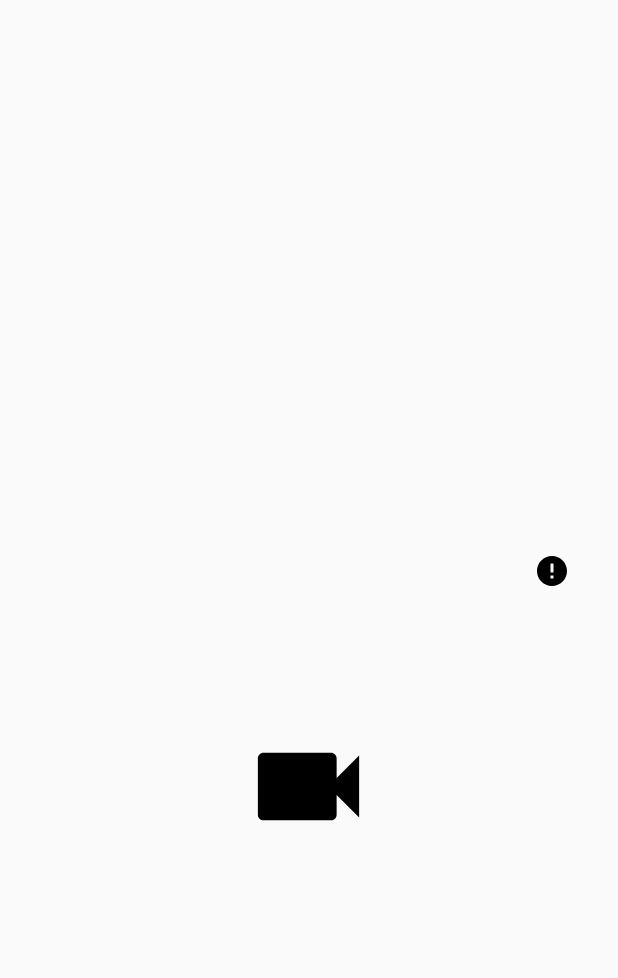
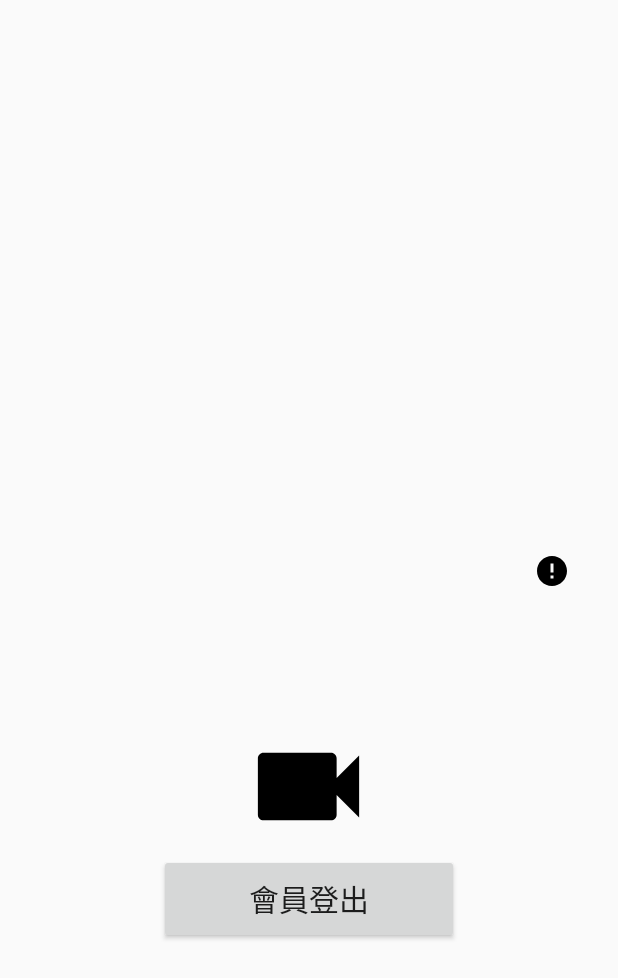
Before and after one commit to wei0820/stockcomputer-Android, an Android app: the layout activity_member_center.xml on its own in the app's theme, with its tools: preview values and no code run, on a phone screen of 412 x 824 dp. Shown: the top 978 px of the screen. Run offline under Robolectric (Android 15) with nearby library versions, the phone set to English and light mode, and no system bars.

Commit message:
add logout button

```diff
--- a/app/src/main/java/com/jackpan/stockcomputer/MemberCenterActivity.kt
+++ b/app/src/main/java/com/jackpan/stockcomputer/MemberCenterActivity.kt
@@ -40,6 +40,7 @@ class MemberCenterActivity : Activity() {
     lateinit var mLastTimeTextView: TextView
     lateinit var mCheckTextView: TextView
     lateinit var mWatchImageButton: ImageButton
+    lateinit var mLogOutButton: Button
     override fun onCreate(savedInstanceState: Bundle?) {
         super.onCreate(savedInstanceState)
         setContentView(R.layout.activity_member_center)
@@ -87,6 +88,10 @@ class MemberCenterActivity : Activity() {
                     })
                     .setNeutralButton("Cancel", null)
                     .show()
+        }
+        mLogOutButton = findViewById(R.id.logoutbtn)
+        mLogOutButton.setOnClickListener {
+            signOut()
         }
 
     }
--- a/app/src/main/res/layout/activity_member_center.xml
+++ b/app/src/main/res/layout/activity_member_center.xml
@@ -75,6 +75,16 @@
             android:background="@drawable/ic_videocam_black_24dp"
             ></ImageButton>
 
+        <Button
+            android:id="@+id/logoutbtn"
+            android:textSize="20dp"
+            android:text="會員登出"
+            android:layout_gravity="center"
+            android:layout_width="200dp"
+            android:layout_height="60dp"
+            >
+        </Button>
+
     </LinearLayout>
     <Button
         android:visibility="gone"
```
